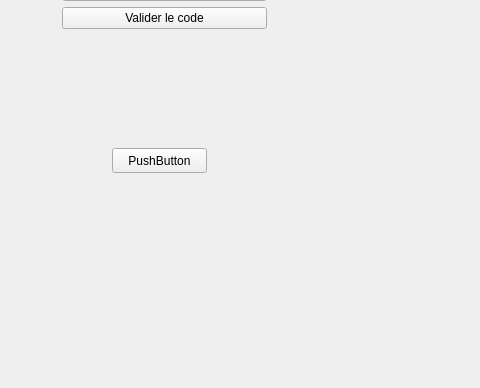
Before: the Qt Designer form mainwindow.ui in Newtonietzsche/EscapeGameSoundApp, drawn with Qt 5; both pictures show x 118 to 598 and y 212 to 600 of the 818 by 600 pixel window.
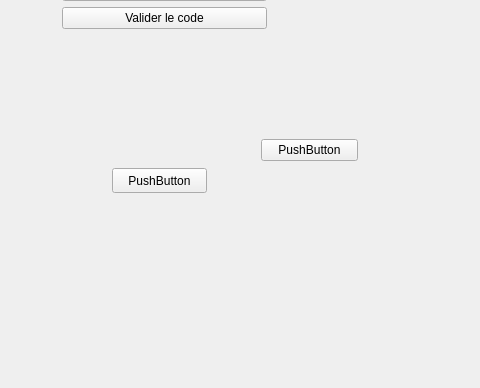
After: the same form once the commit is applied.

```diff
--- a/mainwindow.ui
+++ b/mainwindow.ui
@@ -60,7 +60,7 @@
     <property name="geometry">
      <rect>
       <x>230</x>
-      <y>360</y>
+      <y>380</y>
       <width>95</width>
       <height>25</height>
      </rect>
@@ -69,6 +69,41 @@
      <string>PushButton</string>
     </property>
    </widget>
+   <widget class="QWidget" name="horizontalLayoutWidget_2">
+    <property name="geometry">
+     <rect>
+      <x>370</x>
+      <y>340</y>
+      <width>117</width>
+      <height>47</height>
+     </rect>
+    </property>
+    <layout class="QHBoxLayout" name="horizontalLayout_2">
+     <item>
+      <widget class="QWidget" name="widget" native="true">
+       <widget class="QWidget" name="horizontalLayoutWidget">
+        <property name="geometry">
+         <rect>
+          <x>9</x>
+          <y>9</y>
+          <width>97</width>
+          <height>27</height>
+         </rect>
+        </property>
+        <layout class="QHBoxLayout" name="horizontalLayout">
+         <item>
+          <widget class="QPushButton" name="pushButton_3">
+           <property name="text">
+            <string>PushButton</string>
+           </property>
+          </widget>
+         </item>
+        </layout>
+       </widget>
+      </widget>
+     </item>
+    </layout>
+   </widget>
   </widget>
   <widget class="QStatusBar" name="statusbar"/>
   <widget class="QMenuBar" name="menubar">
```
